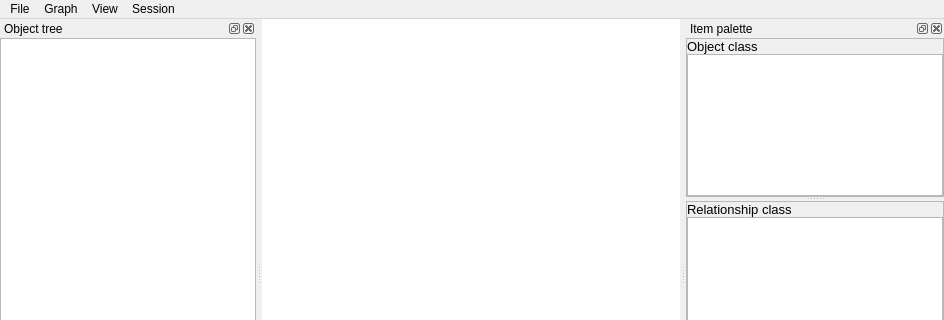
Qt form spinetoolbox/ui/graph_view_form.ui (spine-tools/Spine-Toolbox) before a commit; both pictures show x 0 to 944 and y 0 to 320 of the 944 by 768 pixel window.
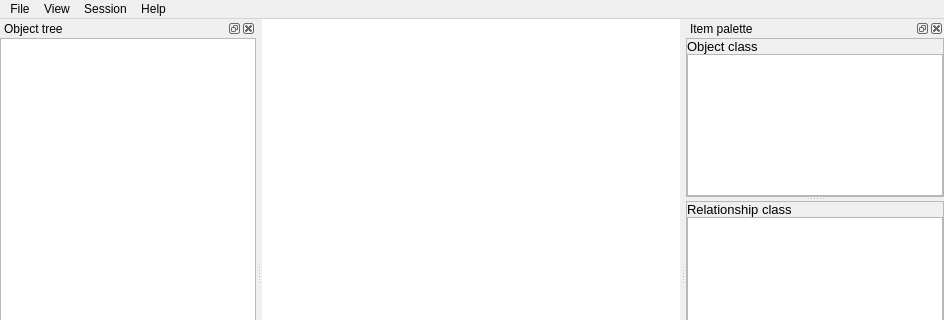
The same form after that commit. Icons and pictures are not drawn. Custom widgets are drawn as their Qt base class.

Commit message:
Improve graph view demo
We now use a base class for all demos.

Re #471

What changed in the file:
```diff
--- a/spinetoolbox/ui/graph_view_form.ui
+++ b/spinetoolbox/ui/graph_view_form.ui
@@ -75,18 +75,6 @@
      <height>28</height>
     </rect>
    </property>
-   <widget class="QMenu" name="menuGraph">
-    <property name="title">
-     <string>Graph</string>
-    </property>
-    <addaction name="actionGraph_start_demo"/>
-    <addaction name="separator"/>
-    <addaction name="actionGraph_hide_selected"/>
-    <addaction name="actionGraph_show_hidden"/>
-    <addaction name="separator"/>
-    <addaction name="actionGraph_prune_selected"/>
-    <addaction name="actionGraph_reinstate_pruned"/>
-   </widget>
    <widget class="QMenu" name="menuView">
     <property name="title">
      <string>View</string>
@@ -120,10 +108,16 @@
     </property>
     <addaction name="actionClose"/>
    </widget>
+   <widget class="QMenu" name="menuHelp">
+    <property name="title">
+     <string>Help</string>
+    </property>
+    <addaction name="actionHelp_live_demo"/>
+   </widget>
    <addaction name="menuFile"/>
-   <addaction name="menuGraph"/>
    <addaction name="menuView"/>
    <addaction name="menuSession"/>
+   <addaction name="menuHelp"/>
   </widget>
   <widget class="NotificationStatusBar" name="statusbar"/>
   <widget class="QDockWidget" name="dockWidget_item_palette">
```
Left out of the diff: 18 changed lines with no effect on the pictures. The commit also changes 38 other files.
